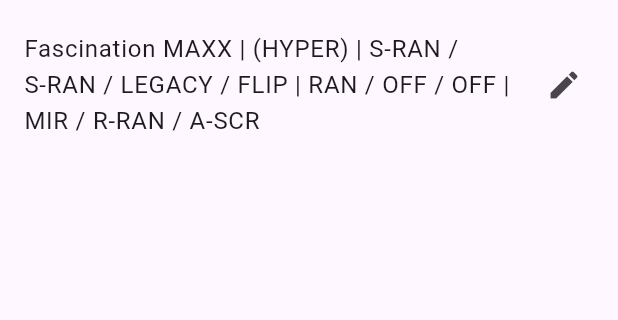
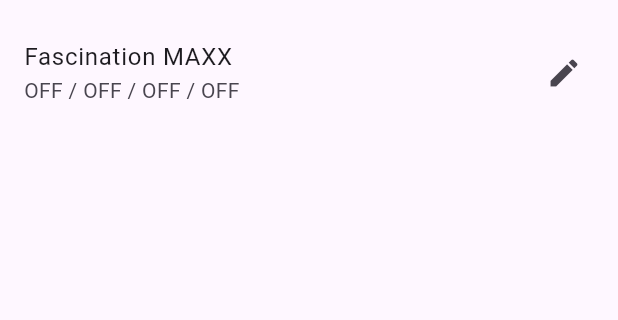
Before and after one commit to noiren/DP_Option-Checker, a Flutter app: the screen it shows after launch, on a phone screen of 412 x 824 dp, the part 65-385 px from its top. Run offline on Flutter 3.47's test engine with Material 3 defaults, Android fonts, the phone set to English and light mode, and no system bars.

```diff
--- a/lib/models/option_entry.dart
+++ b/lib/models/option_entry.dart
@@ -76,7 +76,7 @@
     }
     final laneLabel = '${lane(leftLaneOption)} / ${lane(rightLaneOption)}';
     final assistLabel = assist(assistPlayOption);
-    final flipLabel = flipOption == FlipType.flip ? 'FLIP' : '';
+    final flipLabel = flipOption == FlipType.flip ? 'FLIP' : 'OFF';
     return [laneLabel, assistLabel, flipLabel].where((s) => s.isNotEmpty).join(' / ');
   }
 }
@@ -85,63 +85,42 @@
 class OptionList {
   final String songTitle;
   final DifficultyType difficulty;
-  Option option1;
-  Option option2;
-  Option option3;
+  List<Option> options;
 
   OptionList({
     required this.songTitle,
     required this.difficulty,
-    required this.option1,
-    required this.option2,
-    required this.option3,
+    required this.options,
   });
 
-  /// 一行表示用ロジック
+  /// 一行表示用
   String get displayText {
-    // 難易度文字列
-    String diffLabel;
-    switch (difficulty) {
+    // 難易度
+    String diffLabel = _diffToString(difficulty);
+
+    // 先頭のオプションだけサブタイトルで見せたいときは
+    // options.first.toLabel()
+
+    // 一括表示用（全オプションを “ | ” で繋ぐ or キャッチ文言）
+    // （全裸判定などはこの中でも可能です）
+    final labels = options.map((o) => o.toLabel()).toList();
+    final body = labels.join(' | ');
+
+    return '$songTitle | ($diffLabel) | $body';
+  }
+
+  String _diffToString(DifficultyType d) {
+    switch (d) {
       case DifficultyType.beginner:
-        diffLabel = 'BEGINNER';
-        break;
+        return 'BEGINNER';
       case DifficultyType.normal:
-        diffLabel = 'NORMAL';
-        break;
+        return 'NORMAL';
       case DifficultyType.hyper:
-        diffLabel = 'HYPER';
-        break;
+        return 'HYPER';
       case DifficultyType.another:
-        diffLabel = 'ANOTHER';
-        break;
+        return 'ANOTHER';
       case DifficultyType.leggendaria:
-        diffLabel = 'LEGGENDARIA';
-        break;
+        return 'LEGGENDARIA';
     }
-
-    // 全裸判定
-    final bothSRan = option1.leftLaneOption == LaneOptionType.sRan &&
-        option1.rightLaneOption == LaneOptionType.sRan &&
-        option2.leftLaneOption == LaneOptionType.sRan &&
-        option2.rightLaneOption == LaneOptionType.sRan;
-    final anyLegacy = option1.assistPlayOption == AssistPlayType.legacy ||
-        option2.assistPlayOption == AssistPlayType.legacy;
-    final anyFlip = option1.flipOption == FlipType.flip ||
-        option2.flipOption == FlipType.flip;
-
-    String optionLabel;
-    if (bothSRan && anyLegacy && anyFlip) {
-      optionLabel = '全裸';
-    } else if (bothSRan && anyFlip) {
-      optionLabel = '脳筋義正';
-    } else if (bothSRan) {
-      optionLabel = '脳筋正義';
-    } else {
-      // 通常は３つ分を結合
-      optionLabel =
-      '${option1.toLabel()} | ${option2.toLabel()} | ${option3.toLabel()}';
-    }
-
-    return '$songTitle | ($diffLabel) | $optionLabel';
   }
 }
--- a/lib/screens/home_screen.dart
+++ b/lib/screens/home_screen.dart
@@ -1,40 +1,38 @@
-// lib/screens/home_screen.dart
-
 import 'package:flutter/material.dart';
-import '../models/option_entry.dart';
-import 'edit_dialog.dart';
+import '../models/option_entry.dart'; // OptionList, Option, 各 enum が定義されているファイル
+import 'edit_dialog.dart';            // EditDialog が定義されているファイル
 
 class HomeScreen extends StatefulWidget {
-  const HomeScreen({super.key});
+  const HomeScreen({Key? key}) : super(key: key);
+
   @override
   _HomeScreenState createState() => _HomeScreenState();
 }
 
 class _HomeScreenState extends State<HomeScreen> {
+  // デフォルトOFFオプション
+  final Option defaultOption = Option(
+    leftLaneOption: LaneOptionType.off,
+    rightLaneOption: LaneOptionType.off,
+    assistPlayOption: AssistPlayType.off,
+    flipOption: FlipType.off,
+  );
+
+  // 初期データ：options リストはまず defaultOption のみ
   List<OptionList> items = [
     OptionList(
       songTitle: 'Fascination MAXX',
       difficulty: DifficultyType.hyper,
-      option1: Option(
-        leftLaneOption: LaneOptionType.sRan,
-        rightLaneOption: LaneOptionType.sRan,
-        assistPlayOption: AssistPlayType.legacy,
-        flipOption: FlipType.flip,
-      ),
-      option2: Option(
-        leftLaneOption: LaneOptionType.ran,
-        rightLaneOption: LaneOptionType.off,
-        assistPlayOption: AssistPlayType.off,
-        flipOption: FlipType.off,
-      ),
-      option3: Option(
-        leftLaneOption: LaneOptionType.mir,
-        rightLaneOption: LaneOptionType.rRan,
-        assistPlayOption: AssistPlayType.aScr,
-        flipOption: FlipType.off,
-      ),
+      options: [ // 最初は1つだけ
+        Option(
+          leftLaneOption: LaneOptionType.off,
+          rightLaneOption: LaneOptionType.off,
+          assistPlayOption: AssistPlayType.off,
+          flipOption: FlipType.off,
+        ),
+      ],
     ),
-    // 必要に応じてさらに追加…
+    // 必要なら 他の曲を同様に追加
   ];
 
   @override
@@ -43,28 +41,27 @@
       appBar: AppBar(title: const Text('DP オプション一覧')),
       body: ListView.builder(
         itemCount: items.length,
-        itemBuilder: (context, i) {
-          final entry = items[i];
+        itemBuilder: (context, index) {
+          final entry = items[index];
           return ListTile(
-            title: Text(entry.displayText),
+            // タイトルは曲名のみ
+            title: Text(entry.songTitle),
+            // サブタイトルに Option1 のみ表示
+            subtitle: Text(entry.options.first.toLabel()),
             trailing: const Icon(Icons.edit),
             onTap: () async {
+              // 現状の options リストをそのまま渡す
               final updated = await showDialog<List<Option>>(
                 context: context,
                 barrierDismissible: true,
-                builder: (_) => EditDialog(
-                  initialOptions: [entry.option1, entry.option2, entry.option3],
-                ),
+                builder: (_) => EditDialog(initialOptions: entry.options),
               );
-              if (updated != null && updated.length == 3) {
+
+              // ダイアログで保存された場合は updated に要素が入っている
+              if (updated != null && updated.isNotEmpty) {
                 setState(() {
-                  items[i] = OptionList(
-                    songTitle: entry.songTitle,
-                    difficulty: entry.difficulty,
-                    option1: updated[0],
-                    option2: updated[1],
-                    option3: updated[2],
-                  );
+                  // 最大3つまでに制限して上書き
+                  entry.options = updated.take(3).toList();
                 });
               }
             },
```
Also changed, not shown: lib/screens/edit_dialog.dart (+20 -0 lines).
